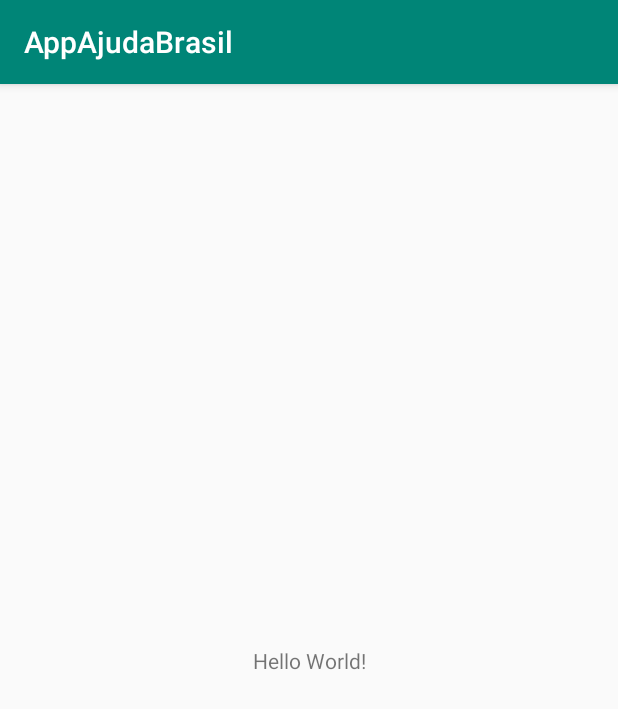
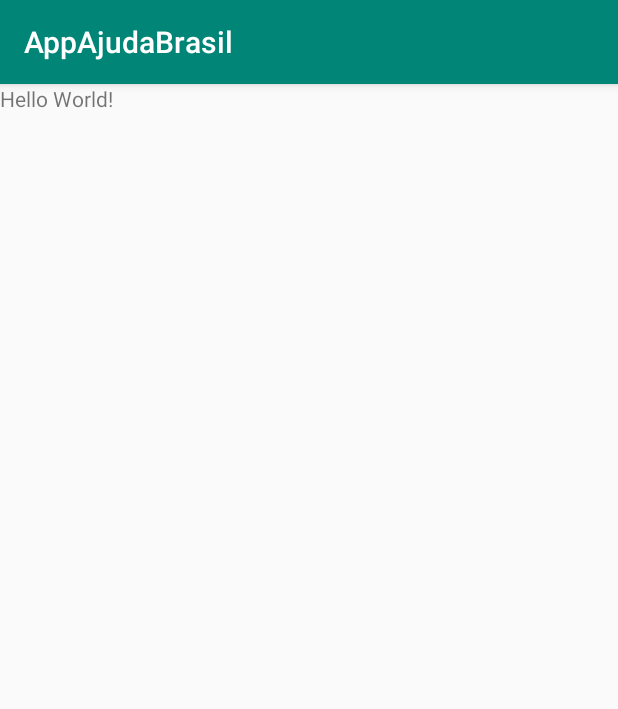
Before and after one commit to franciscojsc/AppAjudaBrasil, an Android app: the screen it shows after launch (MainActivity), on a phone screen of 412 x 824 dp. Shown: the top 709 px of the screen. Run offline under Robolectric (Android 15) with nearby library versions, the phone set to English and light mode, and no system bars.

Commit message:
Adicionando depedências do projeto

```diff
--- a/app/build.gradle
+++ b/app/build.gradle
@@ -28,7 +28,10 @@ dependencies {
     implementation"org.jetbrains.kotlin:kotlin-stdlib-jdk7:$kotlin_version"
     implementation 'androidx.appcompat:appcompat:1.1.0'
     implementation 'androidx.core:core-ktx:1.1.0'
-    implementation 'androidx.constraintlayout:constraintlayout:1.1.3'
+    implementation 'com.android.support:design:28.0.0'
+    implementation 'com.android.support:recyclerview-v7:28.0.0'
+    implementation 'com.android.support:cardview-v7:28.0.0'
+    implementation 'com.android.volley:volley:1.1.1'
     testImplementation 'junit:junit:4.12'
     androidTestImplementation 'androidx.test:runner:1.2.0'
     androidTestImplementation 'androidx.test.espresso:espresso-core:3.2.0'
--- a/app/src/main/res/layout/activity_main.xml
+++ b/app/src/main/res/layout/activity_main.xml
@@ -1,5 +1,5 @@
 <?xml version="1.0" encoding="utf-8"?>
-<androidx.constraintlayout.widget.ConstraintLayout
+<LinearLayout
         xmlns:android="http://schemas.android.com/apk/res/android"
         xmlns:tools="http://schemas.android.com/tools"
         xmlns:app="http://schemas.android.com/apk/res-auto"
@@ -11,9 +11,6 @@
             android:layout_width="wrap_content"
             android:layout_height="wrap_content"
             android:text="Hello World!"
-            app:layout_constraintBottom_toBottomOf="parent"
-            app:layout_constraintLeft_toLeftOf="parent"
-            app:layout_constraintRight_toRightOf="parent"
-            app:layout_constraintTop_toTopOf="parent"/>
+    />
 
-</androidx.constraintlayout.widget.ConstraintLayout>
+</LinearLayout>
```
